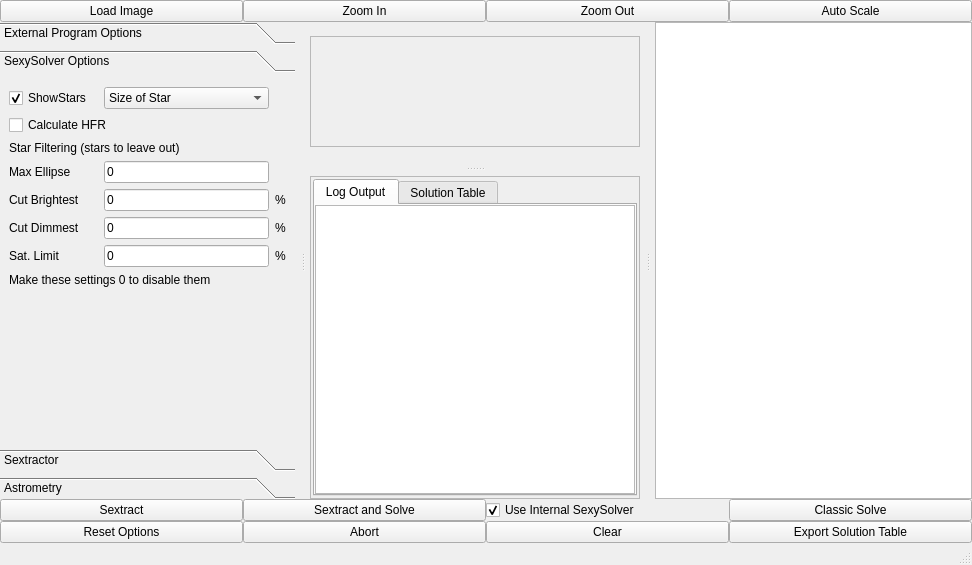
Above: mainwindow.ui from rlancaste/stellarsolver before the change. Below: the same form after it.
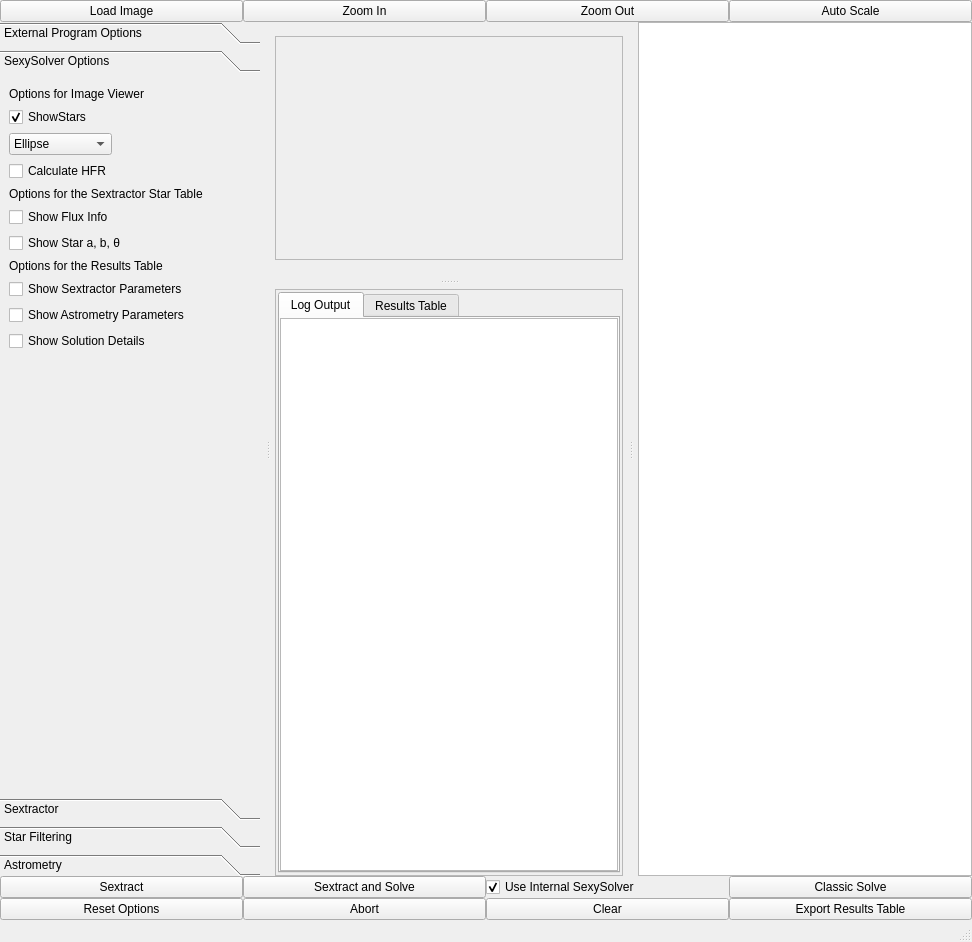
That is the form after the change. Custom widgets are drawn as their Qt base class.

Commit message: Changing name of solution table, adding display options for hiding columns, adding new tab of options, improving star display options, fixing table export, fixing external sextractor table loading, simplifying code for sextractor table loading

The edit to the form file:
```diff
--- a/mainwindow.ui
+++ b/mainwindow.ui
@@ -7,7 +7,7 @@
     <x>0</x>
     <y>0</y>
     <width>972</width>
-    <height>565</height>
+    <height>942</height>
    </rect>
   </property>
   <property name="font">
@@ -203,14 +203,99 @@
          <rect>
           <x>0</x>
           <y>0</y>
-          <width>320</width>
-          <height>297</height>
+          <width>272</width>
+          <height>347</height>
          </rect>
         </property>
         <attribute name="label">
          <string>SexySolver Options</string>
         </attribute>
         <layout class="QGridLayout" name="gridLayout_10">
+         <item row="5" column="0" colspan="3">
+          <widget class="QCheckBox" name="showFluxInfo">
+           <property name="text">
+            <string>Show Flux Info</string>
+           </property>
+           <property name="checked">
+            <bool>false</bool>
+           </property>
+          </widget>
+         </item>
+         <item row="9" column="0" colspan="3">
+          <widget class="QCheckBox" name="showSextractorParams">
+           <property name="text">
+            <string>Show Sextractor Parameters</string>
+           </property>
+           <property name="checked">
+            <bool>false</bool>
+           </property>
+          </widget>
+         </item>
+         <item row="10" column="0" colspan="3">
+          <widget class="QCheckBox" name="showAstrometryParams">
+           <property name="text">
+            <string>Show Astrometry Parameters</string>
+           </property>
+           <property name="checked">
+            <bool>false</bool>
+           </property>
+          </widget>
+         </item>
+         <item row="13" column="0">
+          <spacer name="verticalSpacer">
+           <property name="orientation">
+            <enum>Qt::Vertical</enum>
+           </property>
+           <property name="sizeHint" stdset="0">
+            <size>
+             <width>20</width>
+             <height>40</height>
+            </size>
+           </property>
+          </spacer>
+         </item>
+         <item row="0" column="0" colspan="3">
+          <widget class="QLabel" name="label_49">
+           <property name="sizePolicy">
+            <sizepolicy hsizetype="Preferred" vsizetype="Preferred">
+             <horstretch>0</horstretch>
+             <verstretch>0</verstretch>
+            </sizepolicy>
+           </property>
+           <property name="text">
+            <string>Options for Image Viewer</string>
+           </property>
+           <property name="wordWrap">
+            <bool>true</bool>
+           </property>
+          </widget>
+         </item>
+         <item row="4" column="0" colspan="3">
+          <widget class="QLabel" name="label_50">
+           <property name="sizePolicy">
+            <sizepolicy hsizetype="Preferred" vsizetype="Preferred">
+             <horstretch>0</horstretch>
+             <verstretch>0</verstretch>
+            </sizepolicy>
+           </property>
+           <property name="text">
+            <string>Options for the Sextractor Star Table</string>
+           </property>
+           <property name="wordWrap">
+            <bool>true</bool>
+           </property>
+          </widget>
+         </item>
+         <item row="11" column="0" colspan="3">
+          <widget class="QCheckBox" name="showSolutionDetails">
+           <property name="text">
+            <string>Show Solution Details</string>
+           </property>
+           <property name="checked">
+            <bool>false</bool>
+           </property>
+          </widget>
+         </item>
          <item row="1" column="0">
           <widget class="QCheckBox" name="showStars">
            <property name="text">
@@ -221,18 +306,26 @@
            </property>
           </widget>
          </item>
-         <item row="6" column="2">
-          <widget class="QLineEdit" name="brightestPercent">
+         <item row="6" column="0" colspan="3">
+          <widget class="QCheckBox" name="showStarShapeInfo">
            <property name="text">
-            <string>0</string>
+            <string>Show Star a, b, θ</string>
+           </property>
+           <property name="checked">
+            <bool>false</bool>
            </property>
           </widget>
          </item>
-         <item row="1" column="2">
+         <item row="2" column="0">
           <widget class="QComboBox" name="starOptions">
            <item>
             <property name="text">
-             <string>Size of Star</string>
+             <string>Ellipse</string>
+            </property>
+           </item>
+           <item>
+            <property name="text">
+             <string>Circle</string>
             </property>
            </item>
            <item>
@@ -247,62 +340,23 @@
            </item>
           </widget>
          </item>
-         <item row="5" column="0">
-          <widget class="QLabel" name="label_39">
-           <property name="text">
-            <string>Max Ellipse</string>
+         <item row="8" column="0" colspan="3">
+          <widget class="QLabel" name="label_53">
+           <property name="sizePolicy">
+            <sizepolicy hsizetype="Preferred" vsizetype="Preferred">
+             <horstretch>0</horstretch>
+             <verstretch>0</verstretch>
+            </sizepolicy>
            </property>
-          </widget>
-         </item>
-         <item row="7" column="2">
-          <widget class="QLineEdit" name="dimmestPercent">
            <property name="text">
-            <string>0</string>
+            <string>Options for the Results Table</string>
            </property>
-          </widget>
-         </item>
-         <item row="5" column="2">
-          <widget class="QLineEdit" name="maxEllipse">
-           <property name="text">
-            <string>0</string>
+           <property name="wordWrap">
+            <bool>true</bool>
            </property>
           </widget>
          </item>
-         <item row="7" column="0">
-          <widget class="QLabel" name="label_41">
-           <property name="text">
-            <string>Cut Dimmest</string>
-           </property>
-          </widget>
-         </item>
-         <item row="8" column="0">
-          <widget class="QLabel" name="label_46">
-           <property name="text">
-            <string>Sat. Limit</string>
-           </property>
-          </widget>
-         </item>
-         <item row="10" column="0">
-          <spacer name="verticalSpacer">
-           <property name="orientation">
-            <enum>Qt::Vertical</enum>
-           </property>
-           <property name="sizeHint" stdset="0">
-            <size>
-             <width>20</width>
-             <height>40</height>
-            </size>
-           </property>
-          </spacer>
-         </item>
-         <item row="8" column="2">
-          <widget class="QLineEdit" name="saturationLimit">
-           <property name="text">
-            <string>0</string>
-           </property>
-          </widget>
-         </item>
-         <item row="2" column="0" colspan="3">
+         <item row="3" column="0">
           <widget class="QCheckBox" name="calculateHFR">
            <property name="text">
             <string>Calculate HFR</string>
@@ -312,57 +366,6 @@
            </property>
           </widget>
          </item>
-         <item row="6" column="3">
-          <widget class="QLabel" name="label_44">
-           <property name="text">
-            <string>%</string>
-           </property>
-          </widget>
-         </item>
-         <item row="7" column="3">
-          <widget class="QLabel" name="label_45">
-           <property name="text">
-            <string>%</string>
-           </property>
-          </widget>
-         </item>
-         <item row="6" column="0">
-          <widget class="QLabel" name="label_40">
-           <property name="text">
-            <string>Cut Brightest</string>
-           </property>
-          </widget>
-         </item>
-         <item row="8" column="3">
-          <widget class="QLabel" name="label_47">
-           <property name="text">
-            <string>%</string>
-           </property>
-          </widget>
-         </item>
-         <item row="3" column="0" colspan="3">
-          <widget class="QLabel" name="label_43">
-           <property name="sizePolicy">
-            <sizepolicy hsizetype="Preferred" vsizetype="Preferred">
-             <horstretch>0</horstretch>
-             <verstretch>0</verstretch>
-            </sizepolicy>
-           </property>
-           <property name="text">
-            <string>Star Filtering (stars to leave out)</string>
-           </property>
-           <property name="wordWrap">
-            <bool>true</bool>
-           </property>
-          </widget>
-         </item>
-         <item row="9" column="0" colspan="4">
-          <widget class="QLabel" name="label_48">
-           <property name="text">
-            <string>Make these settings 0 to disable them</string>
-           </property>
-          </widget>
-         </item>
         </layout>
        </widget>
        <widget class="QWidget" name="Sextractor">
@@ -617,6 +620,134 @@
          </item>
         </layout>
        </widget>
+       <widget class="QWidget" name="StarFilters">
+        <property name="geometry">
+         <rect>
+          <x>0</x>
+          <y>0</y>
+          <width>272</width>
+          <height>347</height>
+         </rect>
+        </property>
+        <attribute name="label">
+         <string>Star Filtering</string>
+        </attribute>
+        <layout class="QGridLayout" name="gridLayout_11">
+         <item row="5" column="1">
+          <widget class="QLineEdit" name="saturationLimit">
+           <property name="text">
+            <string>0</string>
+           </property>
+          </widget>
+         </item>
+         <item row="4" column="1">
+          <widget class="QLineEdit" name="dimmestPercent">
+           <property name="text">
+            <string>0</string>
+           </property>
+          </widget>
+         </item>
+         <item row="5" column="0">
+          <widget class="QLabel" name="label_46">
+           <property name="text">
+            <string>Sat. Limit</string>
+           </property>
+          </widget>
+         </item>
+         <item row="3" column="1">
+          <widget class="QLineEdit" name="brightestPercent">
+           <property name="text">
+            <string>0</string>
+           </property>
+          </widget>
+         </item>
+         <item row="4" column="0">
+          <widget class="QLabel" name="label_41">
+           <property name="text">
+            <string>Cut Dimmest</string>
+           </property>
+          </widget>
+         </item>
+         <item row="4" column="3">
+          <widget class="QLabel" name="label_51">
+           <property name="text">
+            <string>%</string>
+           </property>
+          </widget>
+         </item>
+         <item row="2" column="1">
+          <widget class="QLineEdit" name="maxEllipse">
+           <property name="text">
+            <string>0</string>
+           </property>
+          </widget>
+         </item>
+         <item row="3" column="3">
+          <widget class="QLabel" name="label_44">
+           <property name="text">
+            <string>%</string>
+           </property>
+          </widget>
+         </item>
+         <item row="2" column="0">
+          <widget class="QLabel" name="label_39">
+           <property name="text">
+            <string>Max Ellipse</string>
+           </property>
+          </widget>
+         </item>
+         <item row="3" column="0">
+          <widget class="QLabel" name="label_40">
+           <property name="text">
+            <string>Cut Brightest</string>
+           </property>
+          </widget>
+         </item>
+         <item row="5" column="3">
+          <widget class="QLabel" name="label_52">
+           <property name="text">
+            <string>%</string>
+           </property>
+          </widget>
+         </item>
+         <item row="7" column="0">
+          <spacer name="verticalSpacer_3">
+           <property name="orientation">
+            <enum>Qt::Vertical</enum>
+           </property>
+           <property name="sizeHint" stdset="0">
+            <size>
+             <width>20</width>
+             <height>40</height>
+            </size>
+           </property>
+          </spacer>
+         </item>
+         <item row="6" column="0" colspan="4">
+          <widget class="QLabel" name="label_48">
+           <property name="text">
+            <string>(Make these settings 0 to disable them)</string>
+           </property>
+          </widget>
+         </item>
+         <item row="0" column="0" colspan="4">
+          <widget class="QLabel" name="label_43">
+           <property name="sizePolicy">
+            <sizepolicy hsizetype="Preferred" vsizetype="Preferred">
+             <horstretch>0</horstretch>
+             <verstretch>0</verstretch>
+            </sizepolicy>
+           </property>
+           <property name="text">
+            <string>Star Filtering Options for SexySolver</string>
+           </property>
+           <property name="wordWrap">
+            <bool>true</bool>
+           </property>
+          </widget>
+         </item>
+        </layout>
+       </widget>
        <widget class="QWidget" name="Astrometry">
         <property name="geometry">
          <rect>
@@ -997,8 +1128,8 @@
              <rect>
               <x>0</x>
               <y>0</y>
-              <width>314</width>
-              <height>99</height>
+              <width>339</width>
+              <height>126</height>
              </rect>
             </property>
             <layout class="QGridLayout" name="gridLayout_2">
@@ -1055,8 +1186,8 @@
           <rect>
            <x>0</x>
            <y>0</y>
-           <width>316</width>
-           <height>281</height>
+           <width>341</width>
+           <height>338</height>
           </rect>
          </property>
          <property name="sizePolicy">
@@ -1107,7 +1238,7 @@
             </widget>
             <widget class="QWidget" name="solutionTableView">
              <attribute name="title">
-              <string>Solution Table</string>
+              <string>Results Table</string>
              </attribute>
              <layout class="QGridLayout" name="gridLayout_7">
               <property name="leftMargin">
@@ -1133,7 +1264,14 @@
         </widget>
        </widget>
       </widget>
-      <widget class="QTableWidget" name="starList"/>
+      <widget class="QTableWidget" name="starList">
+       <property name="editTriggers">
+        <set>QAbstractItemView::NoEditTriggers</set>
+       </property>
+       <property name="dragDropOverwriteMode">
+        <bool>false</bool>
+       </property>
+      </widget>
      </widget>
     </item>
     <item>
@@ -1209,7 +1347,7 @@
       <item>
        <widget class="QPushButton" name="exportTable">
         <property name="text">
-         <string>Export Solution Table</string>
+         <string>Export Results Table</string>
         </property>
        </widget>
       </item>
```
Left out of the diff: 27 changed lines with no effect on the pictures. The commit also changes 3 other files.
